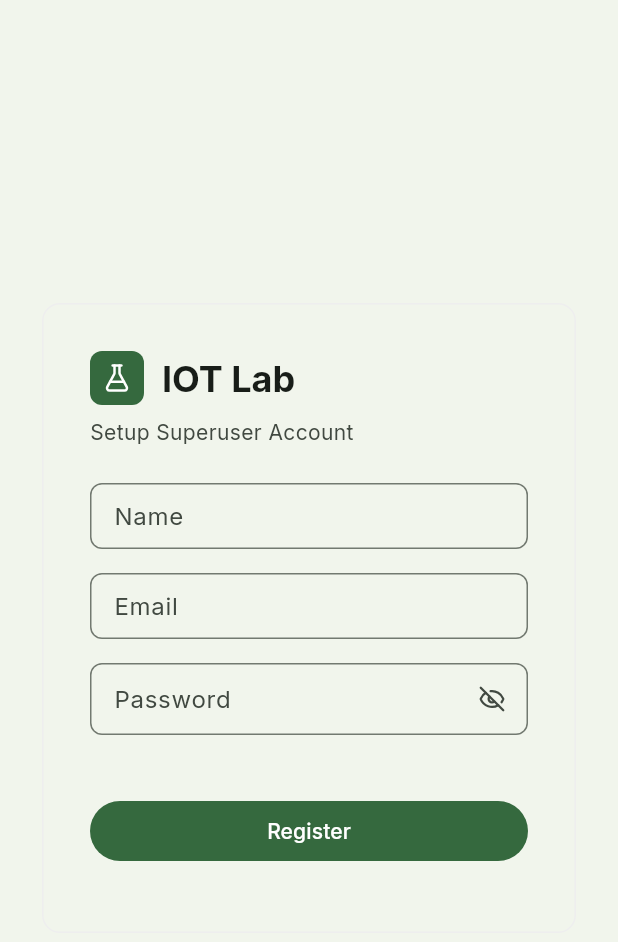
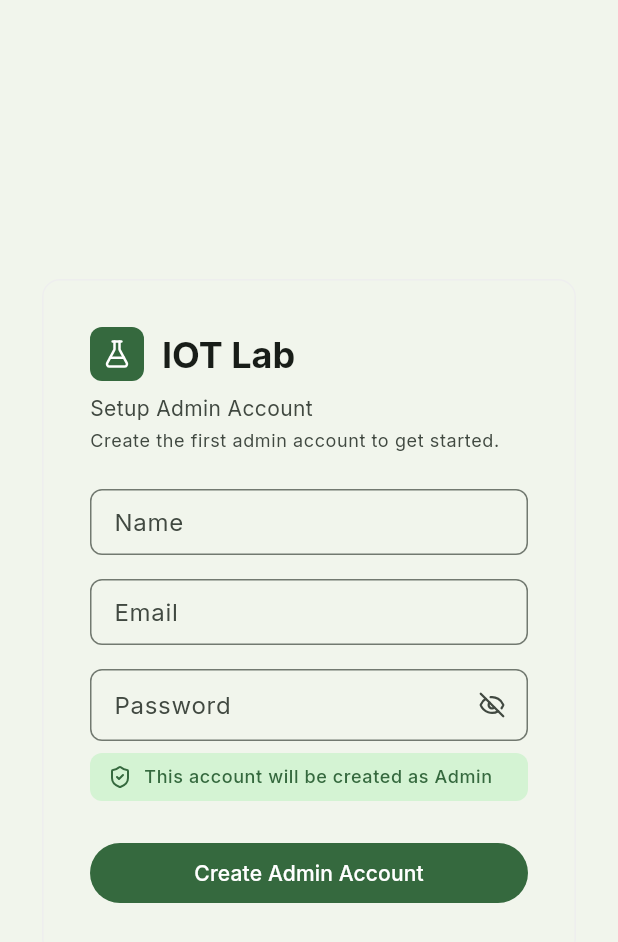
Before and after one commit to Spiritman021/iot-lab-desktop, a Flutter app: the screen it shows after launch, on a phone screen of 412 x 824 dp. Shown: the top 942 px of the screen. Run offline on Flutter 3.47's test engine with Material 3 defaults, Android fonts, the phone set to English and light mode, and no system bars; our stand-ins replace drift, fl_chart, go_router, google_fonts, lucide_icons, shared_preferences; missing offline and left inert: bcrypt, mqtt_client; accounts and stored records are empty; generated files the repository leaves out were written again.

Commit message:
Role-based user management with 3 user types: Admin, Lab Tech, Viewer

```diff
--- a/lib/core/auth/auth_service.dart
+++ b/lib/core/auth/auth_service.dart
@@ -5,8 +5,33 @@ import 'package:shared_preferences/shared_preferences.dart';
 
 import '../database/app_database.dart';
 
-/// Auth service — replaces backend's user.service.ts JWT auth.
-/// Uses local SQLite + bcrypt with SharedPreferences for session persistence.
+/// User roles — Admin / Lab Tech / Viewer
+class UserRoles {
+  static const String admin = 'admin';
+  static const String labtech = 'labtech';
+  static const String viewer = 'viewer';
+
+  /// Display-friendly name
+  static String displayName(String role) {
+    switch (role) {
+      case admin:
+        return 'Admin';
+      case labtech:
+        return 'Lab Tech';
+      case viewer:
+        return 'Viewer';
+      default:
+        return role.toUpperCase();
+    }
+  }
+
+  /// All roles for dropdown
+  static const List<String> all = [admin, labtech, viewer];
+}
+
+/// Auth service — handles local auth with SQLite + bcrypt.
+/// First signup creates the Admin account; subsequent users are
+/// created by the Admin from within the app.
 class AuthService extends ChangeNotifier {
   AuthService._();
 
@@ -26,10 +51,9 @@ class AuthService extends ChangeNotifier {
   bool get isLoading => _isLoading;
   bool get isAuthenticated => _currentUser != null;
 
-  /// Role hierarchy check (matches backend's canMutate)
+  /// Role hierarchy check — admin can mutate anyone, others cannot
   static bool canMutate(String targetRole, String currentRole) {
-    if (currentRole == 'user') return false;
-    if (currentRole == 'admin' && targetRole == 'superuser') return false;
+    if (currentRole != UserRoles.admin) return false;
     return true;
   }
 
@@ -50,25 +74,17 @@ class AuthService extends ChangeNotifier {
     notifyListeners();
   }
 
-  /// Register a new user (matches backend's registerUser)
+  /// Register a new user
   Future<String> register({
     required String name,
     required String email,
     required String password,
-    String role = 'user',
+    String role = UserRoles.viewer,
   }) async {
     // Check if email already exists
     final existing = await _db.getUserByEmail(email);
     if (existing != null) {
       throw Exception('Email already registered');
-    }
-
-    // Only one superuser allowed
-    if (role == 'superuser') {
-      final superuser = await _db.getSuperuser();
-      if (superuser != null) {
-        throw Exception('Superuser already exists');
-      }
     }
 
     final hash = BCrypt.hashpw(password, BCrypt.gensalt());
@@ -82,7 +98,7 @@ class AuthService extends ChangeNotifier {
     return 'User registered successfully';
   }
 
-  /// Login (matches backend's loginUser)
+  /// Login
   Future<User> login({
     required String email,
     required String password,
@@ -115,9 +131,12 @@ class AuthService extends ChangeNotifier {
     notifyListeners();
   }
 
-  /// Check if superuser exists (matches backend's getSuperuser)
-  Future<bool> superuserExists() async {
-    final user = await _db.getSuperuser();
+  /// Check if any admin user exists (first-time setup check)
+  Future<bool> adminExists() async {
+    final user = await _db.getAdminUser();
     return user != null;
   }
+
+  // Keep backward compat for any remaining references
+  Future<bool> superuserExists() => adminExists();
 }
--- a/lib/core/database/app_database.dart
+++ b/lib/core/database/app_database.dart
@@ -70,6 +70,12 @@ class AppDatabase extends _$AppDatabase {
 
   Future<User?> getSuperuser() {
     return (select(users)..where((t) => t.role.equals('superuser')))
+        .getSingleOrNull();
+  }
+
+  /// Get any admin user (for first-time setup check)
+  Future<User?> getAdminUser() {
+    return (select(users)..where((t) => t.role.equals('admin')))
         .getSingleOrNull();
   }
 
--- a/lib/features/auth/register_screen.dart
+++ b/lib/features/auth/register_screen.dart
@@ -4,7 +4,8 @@ import 'package:lucide_icons/lucide_icons.dart';
 
 import '../../core/auth/auth_service.dart';
 
-/// Register screen — matches web app's RegisterForm component
+/// Register screen — ONLY used for first-time Admin setup.
+/// If admin already exists, redirects to /login.
 class RegisterScreen extends StatefulWidget {
   const RegisterScreen({super.key});
 
@@ -20,22 +21,18 @@ class _RegisterScreenState extends State<RegisterScreen> {
   final _authService = AuthService.instance;
   bool _loading = false;
   bool _obscurePassword = true;
-  bool _isSuperuserSetup = false;
-  String _selectedRole = 'user';
 
   @override
   void initState() {
     super.initState();
-    _checkSuperuser();
+    _checkAdmin();
   }
 
-  Future<void> _checkSuperuser() async {
-    final exists = await _authService.superuserExists();
-    if (mounted) {
-      setState(() {
-        _isSuperuserSetup = !exists;
-        if (_isSuperuserSetup) _selectedRole = 'superuser';
-      });
+  Future<void> _checkAdmin() async {
+    final exists = await _authService.adminExists();
+    if (exists && mounted) {
+      // Admin already exists — no more signups allowed from this page
+      context.go('/login');
     }
   }
 
@@ -44,16 +41,17 @@ class _RegisterScreenState extends State<RegisterScreen> {
 
     setState(() => _loading = true);
     try {
+      // First-time setup always creates Admin
       await _authService.register(
         name: _nameController.text.trim(),
         email: _emailController.text.trim(),
         password: _passwordController.text,
-        role: _selectedRole,
+        role: UserRoles.admin,
       );
       if (mounted) {
         ScaffoldMessenger.of(context).showSnackBar(
           const SnackBar(
-            content: Text('User registered successfully'),
+            content: Text('Admin account created successfully!'),
             backgroundColor: Colors.green,
           ),
         );
@@ -122,10 +120,17 @@ class _RegisterScreenState extends State<RegisterScreen> {
                       ),
                       const SizedBox(height: 8),
                       Text(
-                        _isSuperuserSetup
-                            ? 'Setup Superuser Account'
-                            : 'Create an account',
+                        'Setup Admin Account',
                         style: Theme.of(context).textTheme.bodyMedium?.copyWith(
+                              color: Theme.of(context)
+                                  .colorScheme
+                                  .onSurfaceVariant,
+                            ),
+                      ),
+                      const SizedBox(height: 4),
+                      Text(
+                        'Create the first admin account to get started.',
+                        style: Theme.of(context).textTheme.bodySmall?.copyWith(
                               color: Theme.of(context)
                                   .colorScheme
                                   .onSurfaceVariant,
@@ -188,26 +193,38 @@ class _RegisterScreenState extends State<RegisterScreen> {
                           return null;
                         },
                       ),
-                      const SizedBox(height: 16),
-                      // Role (only if not superuser setup)
-                      if (!_isSuperuserSetup)
-                        DropdownButtonFormField<String>(
-                          initialValue: _selectedRole,
-                          decoration: const InputDecoration(
-                            labelText: 'Role',
-                          ),
-                          items: const [
-                            DropdownMenuItem(
-                                value: 'user', child: Text('User')),
-                            DropdownMenuItem(
-                                value: 'admin', child: Text('Admin')),
+                      const SizedBox(height: 8),
+                      // Info chip — role is fixed to Admin
+                      Container(
+                        padding: const EdgeInsets.symmetric(
+                            horizontal: 12, vertical: 8),
+                        decoration: BoxDecoration(
+                          color: Theme.of(context)
+                              .colorScheme
+                              .primaryContainer
+                              .withValues(alpha: 0.5),
+                          borderRadius: BorderRadius.circular(8),
+                        ),
+                        child: Row(
+                          children: [
+                            Icon(LucideIcons.shieldCheck,
+                                size: 16,
+                                color: Theme.of(context).colorScheme.primary),
+                            const SizedBox(width: 8),
+                            Text(
+                              'This account will be created as Admin',
+                              style: Theme.of(context)
+                                  .textTheme
+                                  .bodySmall
+                                  ?.copyWith(
+                                    color:
+                                        Theme.of(context).colorScheme.primary,
+                                    fontWeight: FontWeight.w500,
+                                  ),
+                            ),
                           ],
-                          onChanged: (val) {
-                            if (val != null) {
-                              setState(() => _selectedRole = val);
-                            }
-                          },
                         ),
+                      ),
                       const SizedBox(height: 24),
                       // Submit
                       FilledButton(
@@ -219,16 +236,9 @@ class _RegisterScreenState extends State<RegisterScreen> {
                                 child: CircularProgressIndicator(
                                     strokeWidth: 2, color: Colors.white),
                               )
-                            : const Text('Register'),
+                            : const Text('Create Admin Account'),
                       ),
-                      const SizedBox(height: 12),
-                      // Login link
-                      if (!_isSuperuserSetup)
-                        TextButton(
-                          onPressed: () => context.go('/login'),
-                          child:
-                              const Text('Already have an account? Login'),
-                        ),
+                      // No login link — this page only appears on first launch
                     ],
                   ),
                 ),
```
Also changed, not shown: lib/features/auth/login_screen.dart (+7 -10 lines), lib/features/settings/manage_users_screen.dart (+73 -59 lines).
